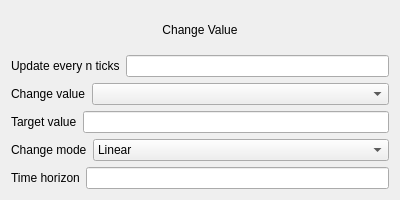
SuperSpaceEye/LifeEngineExtended, file Source/UiFiles/ChangeValueEventNodeWidget.ui: the form before one commit.
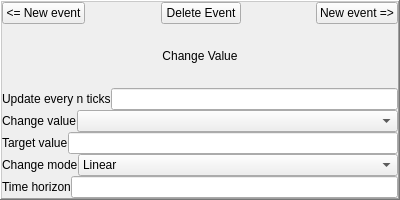
The form after the commit.

Commit message: I'm very close to finishing world events basic functionality.

What changed in the file:
```diff
--- a/Source/UiFiles/ChangeValueEventNodeWidget.ui
+++ b/Source/UiFiles/ChangeValueEventNodeWidget.ui
@@ -14,6 +14,108 @@
    <string>Form</string>
   </property>
   <layout class="QVBoxLayout" name="verticalLayout">
+   <property name="spacing">
+    <number>0</number>
+   </property>
+   <property name="leftMargin">
+    <number>0</number>
+   </property>
+   <property name="topMargin">
+    <number>0</number>
+   </property>
+   <property name="rightMargin">
+    <number>0</number>
+   </property>
+   <property name="bottomMargin">
+    <number>0</number>
+   </property>
+   <item>
+    <widget class="QFrame" name="frame">
+     <property name="frameShape">
+      <enum>QFrame::WinPanel</enum>
+     </property>
+     <property name="frameShadow">
+      <enum>QFrame::Raised</enum>
+     </property>
+     <layout class="QVBoxLayout" name="verticalLayout_2">
+      <property name="spacing">
+       <number>0</number>
+      </property>
+      <property name="leftMargin">
+       <number>0</number>
+      </property>
+      <property name="topMargin">
+       <number>0</number>
+      </property>
+      <property name="rightMargin">
+       <number>0</number>
+      </property>
+      <property name="bottomMargin">
+       <number>0</number>
+      </property>
+      <item>
+       <layout class="QHBoxLayout" name="horizontalLayout_5">
+        <property name="leftMargin">
+         <number>0</number>
+        </property>
+        <property name="topMargin">
+         <number>0</number>
+        </property>
+        <property name="rightMargin">
+         <number>0</number>
+        </property>
+        <property name="bottomMargin">
+         <number>0</number>
+        </property>
+        <item>
+         <widget class="QPushButton" name="b_new_event_left">
+          <property name="text">
+           <string>&lt;= New event</string>
+          </property>
+         </widget>
+        </item>
+        <item>
+         <spacer name="horizontalSpacer">
+          <property name="orientation">
+           <enum>Qt::Horizontal</enum>
+          </property>
+          <property name="sizeHint" stdset="0">
+           <size>
+            <width>40</width>
+            <height>20</height>
+           </size>
+          </property>
+         </spacer>
+        </item>
+        <item>
+         <widget class="QPushButton" name="b_delete_event">
+          <property name="text">
+           <string>Delete Event</string>
+          </property>
+         </widget>
+        </item>
+        <item>
+         <spacer name="horizontalSpacer_2">
+          <property name="orientation">
+           <enum>Qt::Horizontal</enum>
+          </property>
+          <property name="sizeHint" stdset="0">
+           <size>
+            <width>40</width>
+            <height>20</height>
+           </size>
+          </property>
+         </spacer>
+        </item>
+        <item>
+         <widget class="QPushButton" name="b_new_event_right">
+          <property name="text">
+           <string>New event =&gt;</string>
+          </property>
+         </widget>
+        </item>
+       </layout>
+      </item>
    <item>
     <widget class="QLabel" name="label">
      <property name="text">
@@ -120,6 +222,9 @@
    </item>
   </layout>
  </widget>
+   </item>
+  </layout>
+ </widget>
  <resources/>
  <connections>
   <connection>
```
Left out of the diff: 53 changed lines with no effect on the pictures. Lines whose indentation alone changed are shown as unchanged. The commit also changes 35 other files.
